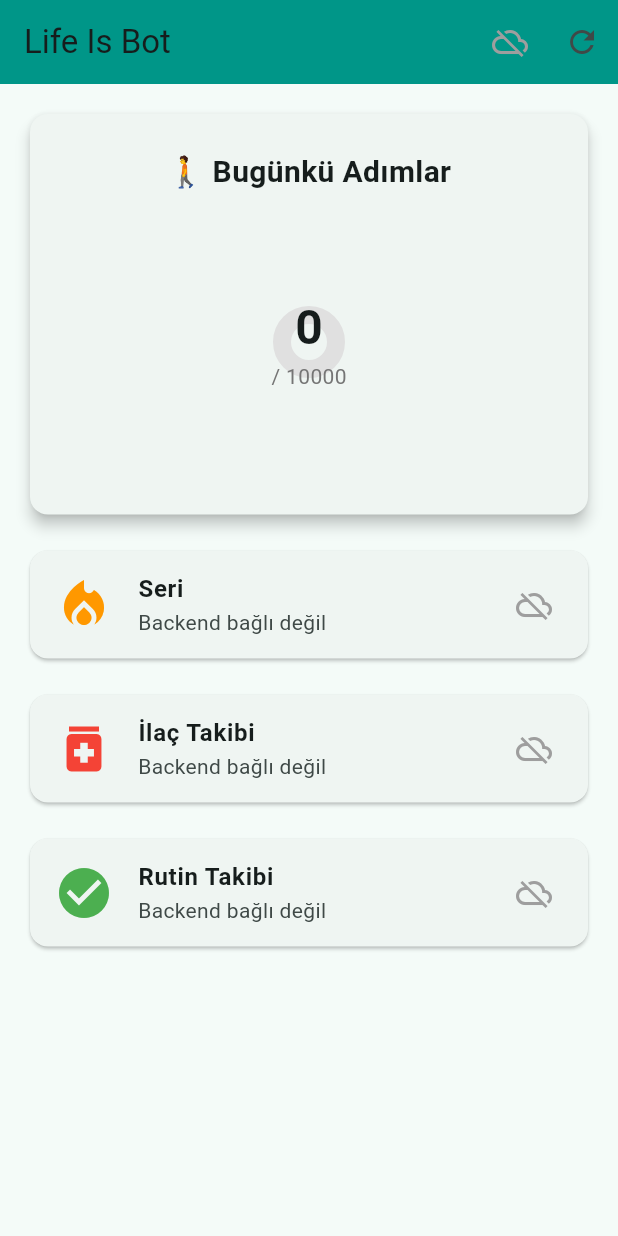
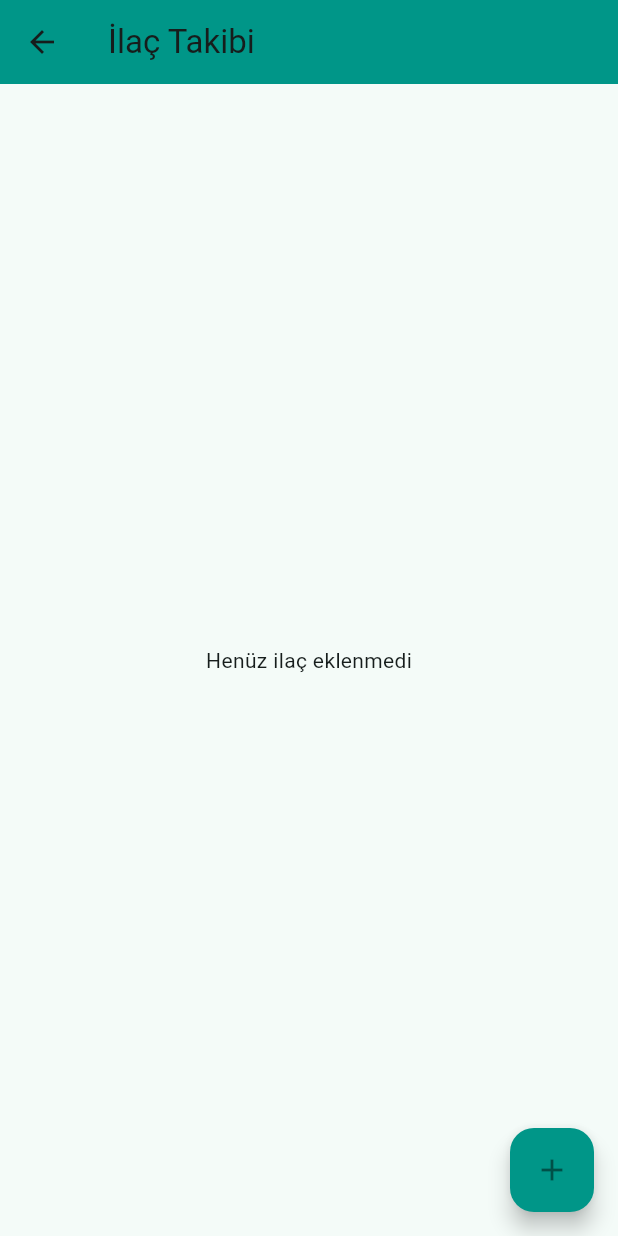
Before and after one commit to Mustafa-Ali-Ertugrul/life_is_bot_mobile, a Flutter app: the screen it shows after launch, after a tap on "İlaç Takibi", on a phone screen of 412 x 824 dp. Run offline on Flutter 3.47's test engine with Material 3 defaults, Android fonts, the phone set to English and light mode, and no system bars; our stand-ins replace flutter_local_notifications, permission_handler, sqflite, timezone; missing offline and left inert: health; accounts and stored records are empty; network calls fail; statements that could not run were skipped.

Commit message:
Implement Local Notifications service and Medications screen

```diff
--- a/lib/main.dart
+++ b/lib/main.dart
@@ -1,7 +1,19 @@
 import 'package:flutter/material.dart';
 import 'screens/home_screen.dart';
+import 'services/notification_service.dart';
 
-void main() {
+void main() async {
+  WidgetsFlutterBinding.ensureInitialized();
+
+  // Bildirim servisini başlat
+  await NotificationService.init();
+
+  // Bildirim izni iste
+  await NotificationService.requestPermission();
+
+  // Adım hatırlatmasını zamanla
+  await NotificationService.scheduleStepReminder();
+
   runApp(const MyApp());
 }
 
--- /dev/null
+++ b/lib/models/medication.dart
@@ -0,0 +1,35 @@
+// lib/models/medication.dart
+class Medication {
+  final int id;
+  final String name;
+  final String? dosage;
+  final String reminderTime;
+  final bool enabled;
+
+  Medication({
+    required this.id,
+    required this.name,
+    this.dosage,
+    required this.reminderTime,
+    this.enabled = true,
+  });
+
+  factory Medication.fromJson(Map<String, dynamic> json) {
+    return Medication(
+      id: json['id'] ?? 0,
+      name: json['name'] ?? '',
+      dosage: json['dosage'],
+      reminderTime: json['reminder_time'] ?? '08:00',
+      enabled: json['enabled'] ?? true,
+    );
+  }
+
+  Map<String, dynamic> toJson() {
+    return {
+      'name': name,
+      'dosage': dosage,
+      'reminder_time': reminderTime,
+      'enabled': enabled,
+    };
+  }
+}
--- a/lib/screens/habits_screen.dart
+++ b/lib/screens/habits_screen.dart
@@ -2,6 +2,7 @@
 import 'package:flutter/material.dart';
 import '../core/api_client.dart';
 import '../models/habit.dart';
+import '../services/notification_service.dart';
 
 class HabitsScreen extends StatefulWidget {
   const HabitsScreen({super.key});
@@ -108,6 +109,7 @@ class _HabitsScreenState extends State<HabitsScreen> {
 
                 final created = await _api.createHabit(habit);
                 if (created != null) {
+                  await NotificationService.scheduleHabitReminder(habit: created);
                   if (context.mounted) Navigator.pop(context);
                   await _loadHabits();
                 }
@@ -165,6 +167,7 @@ class _HabitsScreenState extends State<HabitsScreen> {
     );
 
     if (confirmed == true) {
+      await NotificationService.cancelHabitReminders(habit.id, habit.days);
       await _api.deleteHabit(habit.id);
       await _loadHabits();
     }
@@ -187,7 +190,7 @@ class _HabitsScreenState extends State<HabitsScreen> {
           : _habits.isEmpty
               ? Center(
                   child: Column(
-                    mainAxisAlignment: MainAxisAlignment.center,
+                    mainAxisSize: MainAxisSize.min,
                     children: [
                       const Icon(Icons.check_circle_outline, size: 64, color: Colors.grey),
                       const SizedBox(height: 16),
--- a/lib/screens/home_screen.dart
+++ b/lib/screens/home_screen.dart
@@ -3,6 +3,7 @@ import '../services/google_fit_service.dart';
 import '../core/database.dart';
 import '../core/api_client.dart';
 import 'habits_screen.dart';
+import 'medications_screen.dart';
 
 class HomeScreen extends StatefulWidget {
   const HomeScreen({super.key});
@@ -251,10 +252,13 @@ class _HomeScreenState extends State<HomeScreen> {
             ? '$_medicationCount ilaç kayıtlı'
             : 'Backend bağlı değil'),
         trailing: _backendConnected
-            ? const Icon(Icons.check_circle, color: Colors.green)
+            ? const Icon(Icons.chevron_right)
             : const Icon(Icons.cloud_off, color: Colors.grey),
         onTap: () {
-          // TODO: Navigate to medications screen
+          Navigator.push(
+            context,
+            MaterialPageRoute(builder: (context) => const MedicationsScreen()),
+          ).then((_) => _loadBackendData());
         },
       ),
     );
--- /dev/null
+++ b/lib/screens/medications_screen.dart
@@ -0,0 +1,169 @@
+import 'package:flutter/material.dart';
+import '../core/api_client.dart';
+import '../models/medication.dart';
+import '../services/notification_service.dart';
+
+class MedicationsScreen extends StatefulWidget {
+  const MedicationsScreen({super.key});
+
+  @override
+  State<MedicationsScreen> createState() => _MedicationsScreenState();
+}
+
+class _MedicationsScreenState extends State<MedicationsScreen> {
+  final ApiClient _api = ApiClient();
+  List<Medication> _medications = [];
+  bool _loading = true;
+
+  @override
+  void initState() {
+    super.initState();
+    _loadMedications();
+  }
+
+  Future<void> _loadMedications() async {
+    setState(() => _loading = true);
+    final data = await _api.getMedications();
+    final medications = data.map((json) => Medication.fromJson(json)).toList();
+    setState(() {
+      _medications = medications;
+      _loading = false;
+    });
+  }
+
+  Future<void> _showAddDialog() async {
+    final nameController = TextEditingController();
+    final dosageController = TextEditingController();
+    TimeOfDay reminderTime = const TimeOfDay(hour: 8, minute: 0);
+
+    await showDialog(
+      context: context,
+      builder: (context) => StatefulBuilder(
+        builder: (context, setState) => AlertDialog(
+          title: const Text('İlaç Ekle'),
+          content: SingleChildScrollView(
+            child: Column(
+              mainAxisSize: MainAxisSize.min,
+              children: [
+                TextField(
+                  controller: nameController,
+                  decoration: const InputDecoration(labelText: 'İlaç Adı'),
+                ),
+                TextField(
+                  controller: dosageController,
+                  decoration: const InputDecoration(labelText: 'Dozaj (Opsiyonel)'),
+                ),
+                ListTile(
+                  title: const Text('Hatırlatma Saati'),
+                  subtitle: Text(
+                    '${reminderTime.hour}:${reminderTime.minute.toString().padLeft(2, '0')}',
+                  ),
+                  trailing: const Icon(Icons.access_time),
+                  onTap: () async {
+                    final picked = await showTimePicker(
+                      context: context,
+                      initialTime: reminderTime,
+                    );
+                    if (picked != null) {
+                      setState(() => reminderTime = picked);
+                    }
+                  },
+                ),
+              ],
+            ),
+          ),
+          actions: [
+            TextButton(
+              onPressed: () => Navigator.pop(context),
+              child: const Text('İptal'),
+            ),
+            ElevatedButton(
+              onPressed: () async {
+                if (nameController.text.isEmpty) return;
+
+                final medication = Medication(
+                  id: 0,
+                  name: nameController.text,
+                  dosage: dosageController.text.isNotEmpty ? dosageController.text : null,
+                  reminderTime: '${reminderTime.hour}:${reminderTime.minute.toString().padLeft(2, '0')}',
+                );
+
+                final created = await _api.createMedication(medication);
+                if (created != null) {
+                  await NotificationService.scheduleMedicationReminder(medication: created);
+                  if (context.mounted) Navigator.pop(context);
+                  await _loadMedications();
+                }
+              },
+              child: const Text('Ekle'),
+            ),
+          ],
+        ),
+      ),
+    );
+  }
+
+  Future<void> _showDeleteDialog(Medication medication) async {
+    final confirmed = await showDialog<bool>(
+      context: context,
+      builder: (context) => AlertDialog(
+        title: const Text('İlaç Sil'),
+        content: Text('${medication.name} silinecek. Emin misiniz?'),
+        actions: [
+          TextButton(
+            onPressed: () => Navigator.pop(context, false),
+            child: const Text('İptal'),
+          ),
+          ElevatedButton(
+            style: ElevatedButton.styleFrom(backgroundColor: Colors.red),
+            onPressed: () => Navigator.pop(context, true),
+            child: const Text('Sil'),
+          ),
+        ],
+      ),
+    );
+
+    if (confirmed == true) {
+      await NotificationService.cancelMedicationReminder(medication.id);
+      await _api.deleteMedication(medication.id);
+      await _loadMedications();
+    }
+  }
+
+  @override
+  Widget build(BuildContext context) {
+    return Scaffold(
+      appBar: AppBar(
+        title: const Text('İlaç Takibi'),
+        backgroundColor: Colors.teal,
+      ),
+      floatingActionButton: FloatingActionButton(
+        onPressed: _showAddDialog,
+        backgroundColor: Colors.teal,
+        child: const Icon(Icons.add),
+      ),
+      body: _loading
+          ? const Center(child: CircularProgressIndicator())
+          : _medications.isEmpty
+              ? const Center(child: Text('Henüz ilaç eklenmedi'))
+              : RefreshIndicator(
+                  onRefresh: _loadMedications,
+                  child: ListView.builder(
+                    itemCount: _medications.length,
+                    itemBuilder: (context, index) {
+                      final medication = _medications[index];
+                      return ListTile(
+                        leading: const Icon(Icons.medication, color: Colors.red),
+                        title: Text(medication.name),
+                        subtitle: Text('${medication.dosage ?? ""} - ⏰ ${medication.reminderTime}'),
+                        trailing: IconButton(
+                          icon: const Icon(Icons.delete, color: Colors.red),
+                          onPressed: () => _showDeleteDialog(medication),
+                        ),
+                      );
+                    },
+                  ),
+                ),
+    );
+  }
+}
--- /dev/null
+++ b/lib/services/notification_service.dart
@@ -0,0 +1,228 @@
+// lib/services/notification_service.dart
+import 'package:flutter_local_notifications/flutter_local_notifications.dart';
+import 'package:timezone/timezone.dart' as tz;
+import 'package:timezone/data/latest_all.dart' as tz;
+import '../models/medication.dart';
+import '../models/habit.dart';
+
+class NotificationService {
+  static final FlutterLocalNotificationsPlugin _notifications =
+      FlutterLocalNotificationsPlugin();
+
+  static bool _initialized = false;
+
+  /// Bildirim servisini başlat
+  static Future<void> init() async {
+    if (_initialized) return;
+
+    // Timezone başlat
+    tz.initializeTimeZones();
+
+    const androidSettings = AndroidInitializationSettings('@mipmap/ic_launcher');
+    const initSettings = InitializationSettings(android: androidSettings);
+
+    await _notifications.initialize(
+      initSettings,
+      onDidReceiveNotificationResponse: (NotificationResponse response) {
+        // Bildirime tıklanınca çalışır
+        // print('Notification tapped: ${response.payload}');
+      },
+    );
+
+    // Android 13+ için bildirim kanalı oluştur
+    await _createNotificationChannels();
+
+    _initialized = true;
+  }
+
+  /// Bildirim kanalları oluştur
+  static Future<void> _createNotificationChannels() async {
+    await _notifications
+        .resolvePlatformSpecificImplementation<
+            AndroidFlutterLocalNotificationsPlugin>()
+        ?.createNotificationChannel(
+          const AndroidNotificationChannel(
+            'medications',
+            'İlaç Hatırlatmaları',
+            description: 'İlaç alma hatırlatmaları',
+            importance: Importance.max,
+          ),
+        );
+
+    await _notifications
+        .resolvePlatformSpecificImplementation<
+            AndroidFlutterLocalNotificationsPlugin>()
+        ?.createNotificationChannel(
+          const AndroidNotificationChannel(
+            'habits',
+            'Rutin Hatırlatmaları',
+            description: 'Günlük rutin hatırlatmaları',
+            importance: Importance.high,
+          ),
+        );
+
+    await _notifications
+        .resolvePlatformSpecificImplementation<
+            AndroidFlutterLocalNotificationsPlugin>()
+        ?.createNotificationChannel(
+          const AndroidNotificationChannel(
+            'steps',
+            'Adım Hatırlatmaları',
+            description: 'Günlük adım hedefi hatırlatmaları',
+            importance: Importance.defaultImportance,
+          ),
+        );
+  }
+
+  /// İzin iste (Android 13+)
+  static Future<bool> requestPermission() async {
+    final result = await _notifications
+        .resolvePlatformSpecificImplementation<
+            AndroidFlutterLocalNotificationsPlugin>()
+        ?.requestNotificationsPermission();
+    return result ?? false;
+  }
+
+  /// İlaç hatırlatması zamanla (her gün tekrarlanır)
+  static Future<void> scheduleMedicationReminder({
+    required Medication medication,
+  }) async {
+    final timeParts = medication.reminderTime.split(':');
+    final hour = int.parse(timeParts[0]);
+    final minute = int.parse(timeParts[1]);
+
+    await _notifications.zonedSchedule(
+      medication.id,
+      '💊 İlaç Hatırlatması',
+      '${medication.name} alma zamanı geldi!',
+      _nextInstanceOfTime(hour, minute),
+      const NotificationDetails(
+        android: AndroidNotificationDetails(
+          'medications',
+          'İlaç Hatırlatmaları',
+          channelDescription: 'İlaç alma hatırlatmaları',
+          importance: Importance.max,
+          priority: Priority.high,
+        ),
+      ),
+      androidScheduleMode: AndroidScheduleMode.inexactAllowWhileIdle,
+      uiLocalNotificationDateInterpretation:
+          UILocalNotificationDateInterpretation.absoluteTime,
+      matchDateTimeComponents: DateTimeComponents.time,
+      payload: 'medication_${medication.id}',
+    );
+  }
+
+  /// Rutin hatırlatması zamanla (seçili günlerde)
+  static Future<void> scheduleHabitReminder({
+    required Habit habit,
+  }) async {
+    final timeParts = habit.reminderTime.split(':');
+    final hour = int.parse(timeParts[0]);
+    final minute = int.parse(timeParts[1]);
+
+    // Her gün için ayrı bildirim zamanla
+    for (final day in habit.days) {
+      await _notifications.zonedSchedule(
+        habit.id * 10 + day, // Benzersiz ID
+        '✅ Rutin Hatırlatması',
+        '${habit.name} zamanı geldi!',
+        _nextInstanceOfDay(day, hour, minute),
+        const NotificationDetails(
+          android: AndroidNotificationDetails(
+            'habits',
+            'Rutin Hatırlatmaları',
+            channelDescription: 'Günlük rutin hatırlatmaları',
+            importance: Importance.high,
+            priority: Priority.high,
+          ),
+        ),
+        androidScheduleMode: AndroidScheduleMode.inexactAllowWhileIdle,
+        uiLocalNotificationDateInterpretation:
+            UILocalNotificationDateInterpretation.absoluteTime,
+        matchDateTimeComponents: DateTimeComponents.dayOfWeekAndTime,
+        payload: 'habit_${habit.id}',
+      );
+    }
+  }
+
+  /// Adım hatırlatması (her gün 21:00)
+  static Future<void> scheduleStepReminder() async {
+    await _notifications.zonedSchedule(
+      9999,
+      '🚶 Adım Hatırlatması',
+      'Bugünkü adım hedefine ulaştın mı?',
+      _nextInstanceOfTime(21, 0),
+      const NotificationDetails(
+        android: AndroidNotificationDetails(
+          'steps',
+          'Adım Hatırlatmaları',
+          channelDescription: 'Günlük adım hedefi hatırlatmaları',
+          importance: Importance.defaultImportance,
+        ),
+      ),
+      androidScheduleMode: AndroidScheduleMode.inexactAllowWhileIdle,
+      uiLocalNotificationDateInterpretation:
+          UILocalNotificationDateInterpretation.absoluteTime,
+      matchDateTimeComponents: DateTimeComponents.time,
+      payload: 'steps_reminder',
+    );
+  }
+
+  /// İlaç bildirimini iptal et
+  static Future<void> cancelMedicationReminder(int medicationId) async {
+    await _notifications.cancel(medicationId);
+  }
+
+  /// Rutin bildirimlerini iptal et
+  static Future<void> cancelHabitReminders(int habitId, List<int> days) async {
+    for (final day in days) {
+      await _notifications.cancel(habitId * 10 + day);
+    }
+  }
+
+  /// Tüm bildirimleri iptal et
+  static Future<void> cancelAll() async {
+    await _notifications.cancelAll();
+  }
+
+  /// Bir sonraki belirli saati hesapla
+  static tz.TZDateTime _nextInstanceOfTime(int hour, int minute) {
+    final now = tz.TZDateTime.now(tz.local);
+    var scheduled = tz.TZDateTime(
+      tz.local,
+      now.year,
+      now.month,
+      now.day,
+      hour,
+      minute,
+    );
+
+    if (scheduled.isBefore(now)) {
+      scheduled = scheduled.add(const Duration(days: 1));
+    }
+
+    return scheduled;
+  }
+
+  /// Bir sonraki belirli gün ve saati hesapla
+  static tz.TZDateTime _nextInstanceOfDay(int dayOfWeek, int hour, int minute) {
+    final now = tz.TZDateTime.now(tz.local);
+    var scheduled = tz.TZDateTime(
+      tz.local,
+      now.year,
+      now.month,
+      now.day,
+      hour,
+      minute,
+    );
+
+    // Pazartesi = 1, Pazar = 7
+    // DateTime.weekday: Pazartesi = 1, Pazar = 7
+    while (scheduled.weekday != dayOfWeek || scheduled.isBefore(now)) {
+      scheduled = scheduled.add(const Duration(days: 1));
+    }
+
+    return scheduled;
+  }
+}
--- a/pubspec.yaml
+++ b/pubspec.yaml
@@ -43,6 +43,7 @@ dependencies:
   connectivity_plus: ^7.3.1
   permission_handler: ^13.0.0
   health: ^13.1.3
+  timezone: ^0.10.1
 
 dev_dependencies:
   flutter_test:
```
Also changed, not shown: lib/core/api_client.dart (+39 -0 lines), pubspec.lock.
